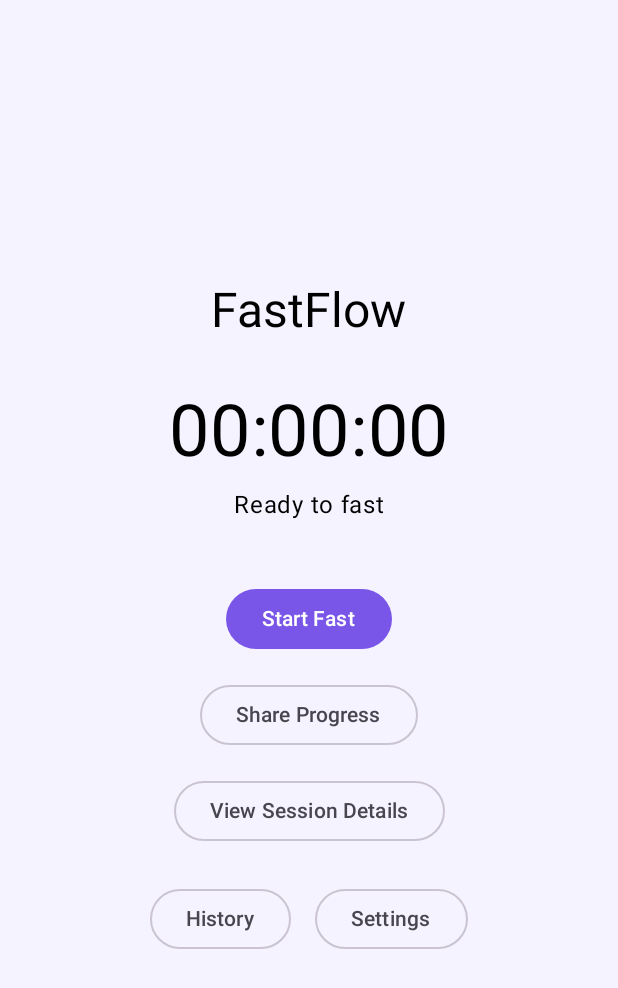
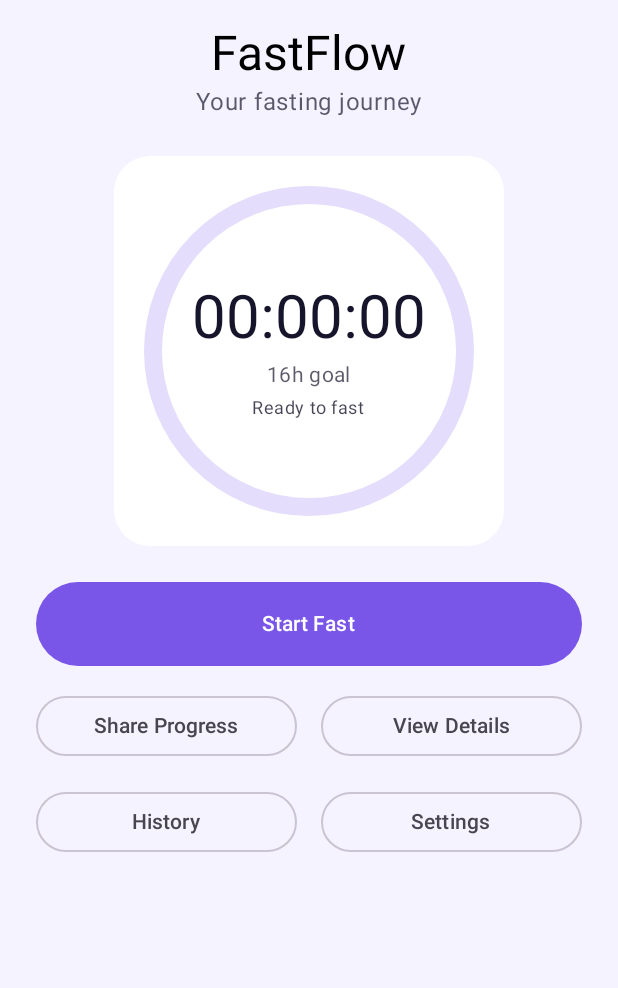
Before and after one commit to Khay0000/FastFlow-MobileApp, an Android app built with Jetpack Compose: the screen it shows after launch (MainActivity), on a phone screen of 412 x 824 dp. Shown: the top 988 px of the screen. Run offline under Robolectric (Android 15) with nearby library versions, the phone set to English and light mode, and no system bars.

Commit message:
Redesign dashboard with circular fasting progress and improved layout

```diff
--- a/app/src/main/java/com/griffith/fastflow/ui/DashboardScreen.kt
+++ b/app/src/main/java/com/griffith/fastflow/ui/DashboardScreen.kt
@@ -3,6 +3,9 @@ package com.griffith.fastflow.ui
 import android.content.Intent
 import androidx.compose.foundation.background
 import androidx.compose.foundation.layout.*
+import androidx.compose.foundation.rememberScrollState
+import androidx.compose.foundation.shape.RoundedCornerShape
+import androidx.compose.foundation.verticalScroll
 import androidx.compose.material3.*
 import androidx.compose.runtime.*
 import androidx.compose.ui.Alignment
@@ -47,34 +50,82 @@ fun DashboardScreen(
     // Format as HH:MM:SS with leading zeros
     val formattedTime = String.format("%02d:%02d:%02d", hours, minutes, seconds)
 
+    // 16-hour fasting goal
+    val fastingGoalSeconds = 16 * 60 * 60L
+    val progress = (elapsedSeconds.toFloat() / fastingGoalSeconds).coerceIn(0f, 1f)
+
     Column(
         modifier = Modifier
             .fillMaxSize()
             .background(MaterialTheme.colorScheme.background)
-            .padding(24.dp),
+            .windowInsetsPadding(WindowInsets.systemBars)
+            .verticalScroll(rememberScrollState())
+            .padding(horizontal = 24.dp, vertical = 16.dp),
         horizontalAlignment = Alignment.CenterHorizontally,
-        verticalArrangement = Arrangement.Center
+        verticalArrangement = Arrangement.Top
     ) {
         Text(
             text = "FastFlow",
             style = MaterialTheme.typography.headlineLarge
         )
 
-        Spacer(modifier = Modifier.height(32.dp))
+        Text(
+            text = "Your fasting journey",
+            style = MaterialTheme.typography.bodyLarge,
+            color = MaterialTheme.colorScheme.onBackground.copy(alpha = 0.7f)
+        )
 
-        // Formatted timer display
+        Spacer(modifier = Modifier.height(24.dp))
+
+        // Timer inside a circular progress indicator
+        Card(
+            modifier = Modifier.size(260.dp),
+            shape = RoundedCornerShape(24.dp),
+            colors = CardDefaults.cardColors(
+                containerColor = MaterialTheme.colorScheme.surface
+            )
+        ) {
+            Box(
+                modifier = Modifier.fillMaxSize(),
+                contentAlignment = Alignment.Center
+            ) {
+                CircularProgressIndicator(
+                    progress = { progress },
+                    modifier = Modifier.size(220.dp),
+                    strokeWidth = 12.dp,
+                    color = MaterialTheme.colorScheme.primary,
+                    trackColor = MaterialTheme.colorScheme.primary.copy(alpha = 0.2f)
+                )
+
+                Column(
+                    horizontalAlignment = Alignment.CenterHorizontally
+                ) {
                     Text(
                         text = formattedTime,
-            fontSize = 48.sp
+                        fontSize = 40.sp,
+                        style = MaterialTheme.typography.headlineMedium
                     )
 
-        Spacer(modifier = Modifier.height(8.dp))
+                    Spacer(modifier = Modifier.height(4.dp))
 
                     Text(
-            text = if (isFasting) "Fasting in progress..." else "Ready to fast"
+                        text = "16h goal",
+                        style = MaterialTheme.typography.bodyMedium,
+                        color = MaterialTheme.colorScheme.onSurface.copy(alpha = 0.7f)
                     )
 
-        Spacer(modifier = Modifier.height(40.dp))
+                    Spacer(modifier = Modifier.height(4.dp))
+
+                    Text(
+                        text = if (isFasting) "Fasting in progress..." else "Ready to fast",
+                        style = MaterialTheme.typography.bodySmall,
+                        color = MaterialTheme.colorScheme.onSurface.copy(alpha = 0.8f)
+                    )
+                }
+            }
+        }
+
+        Spacer(modifier = Modifier.height(24.dp))
 
         // Start / Stop button
         Button(
@@ -90,14 +141,21 @@ fun DashboardScreen(
                     onSessionCompleted(elapsedSeconds)   // Report the completed duration
                     isFasting = false
                 }
-            }
+            },
+            modifier = Modifier
+                .fillMaxWidth()
+                .height(56.dp)
         ) {
             Text(if (isFasting) "Stop Fast" else "Start Fast")
         }
 
         Spacer(modifier = Modifier.height(16.dp))
 
-        // Share Progress button (Implicit Intent)
+        // Share Progress and View Details side by side
+        Row(
+            modifier = Modifier.fillMaxWidth(),
+            horizontalArrangement = Arrangement.spacedBy(16.dp)
+        ) {
             OutlinedButton(
                 onClick = {
                     val shareIntent = Intent(Intent.ACTION_SEND).apply {
@@ -110,36 +168,46 @@ fun DashboardScreen(
                     context.startActivity(
                         Intent.createChooser(shareIntent, "Share your progress")
                     )
-            }
+                },
+                modifier = Modifier.weight(1f)
             ) {
                 Text("Share Progress")
             }
 
-        Spacer(modifier = Modifier.height(16.dp))
-
-        // View Session Details button (Explicit Intent)
             OutlinedButton(
                 onClick = {
                     val intent = Intent(context, SessionDetailActivity::class.java).apply {
                         putExtra("formattedTime", formattedTime)
                     }
                     context.startActivity(intent)
+                },
+                modifier = Modifier.weight(1f)
+            ) {
+                Text("View Details")
             }
-        ) {
-            Text("View Session Details")
         }
 
-        Spacer(modifier = Modifier.height(24.dp))
+        Spacer(modifier = Modifier.height(16.dp))
 
+        // History and Settings side by side with equal widths
         Row(
+            modifier = Modifier.fillMaxWidth(),
             horizontalArrangement = Arrangement.spacedBy(16.dp)
         ) {
-            OutlinedButton(onClick = onNavigateToHistory) {
+            OutlinedButton(
+                onClick = onNavigateToHistory,
+                modifier = Modifier.weight(1f)
+            ) {
                 Text("History")
             }
-            OutlinedButton(onClick = onNavigateToSettings) {
+            OutlinedButton(
+                onClick = onNavigateToSettings,
+                modifier = Modifier.weight(1f)
+            ) {
                 Text("Settings")
             }
         }
+
+        Spacer(modifier = Modifier.height(16.dp))
     }
 }
```
Lines whose indentation alone changed are shown as unchanged.
